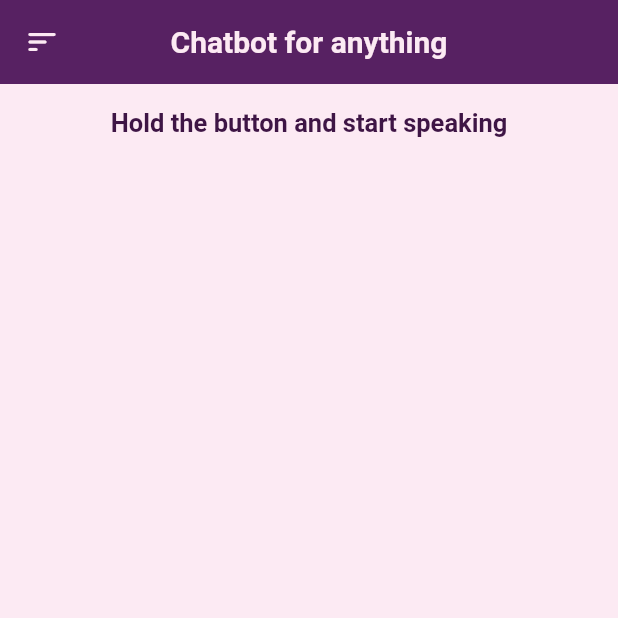
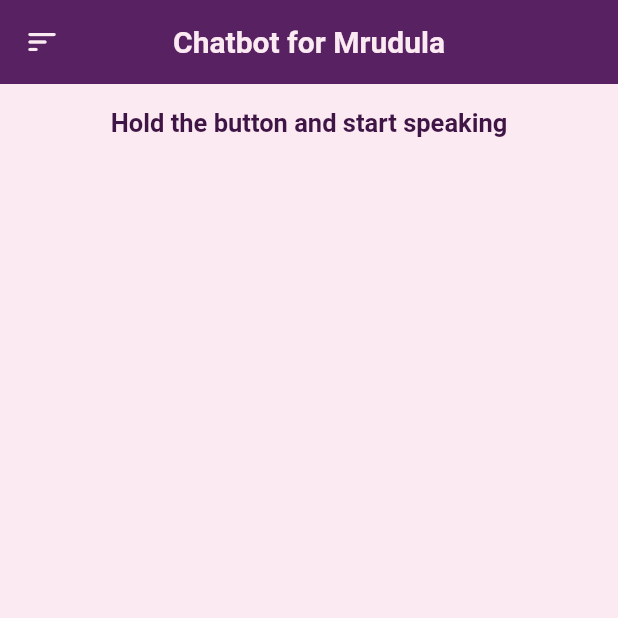
Before and after one commit to patilmrudula35/trial_app, a Flutter app: the screen it shows after launch, on a phone screen of 412 x 824 dp, the top half of it. Run offline on Flutter 3.47's test engine with Material 2 defaults, Android fonts, the phone set to English and light mode, and no system bars; drawn by our look-alikes of avatar_glow; our stand-ins replace speech_to_text.

Commit message:
modified:   lib/speech_screen.dart

```diff
--- a/lib/speech_screen.dart
+++ b/lib/speech_screen.dart
@@ -90,7 +90,7 @@ class _SpeechScreenState extends State<SpeechScreen> {
         centerTitle: true,
         backgroundColor: bgColor,
         elevation: 0.0,
-        title: Text("Chatbot for anything", style: TextStyle(
+        title: Text("Chatbot for Mrudula", style: TextStyle(
           fontWeight: FontWeight.w600,
           color: textcolor ),
           ),
```
